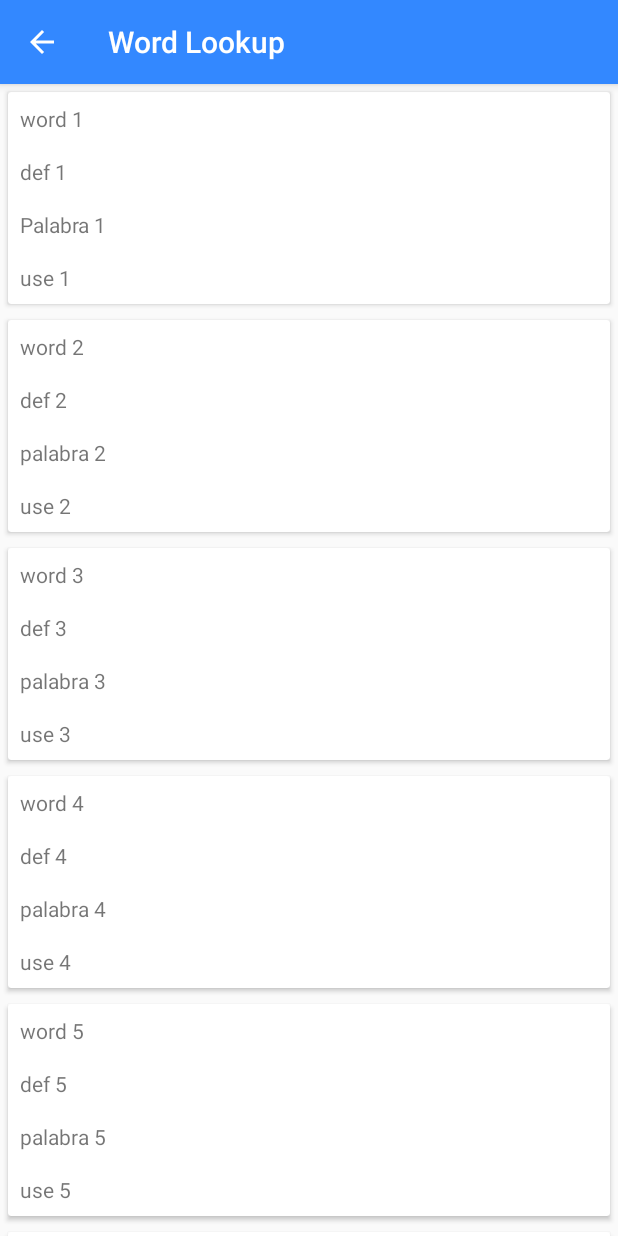
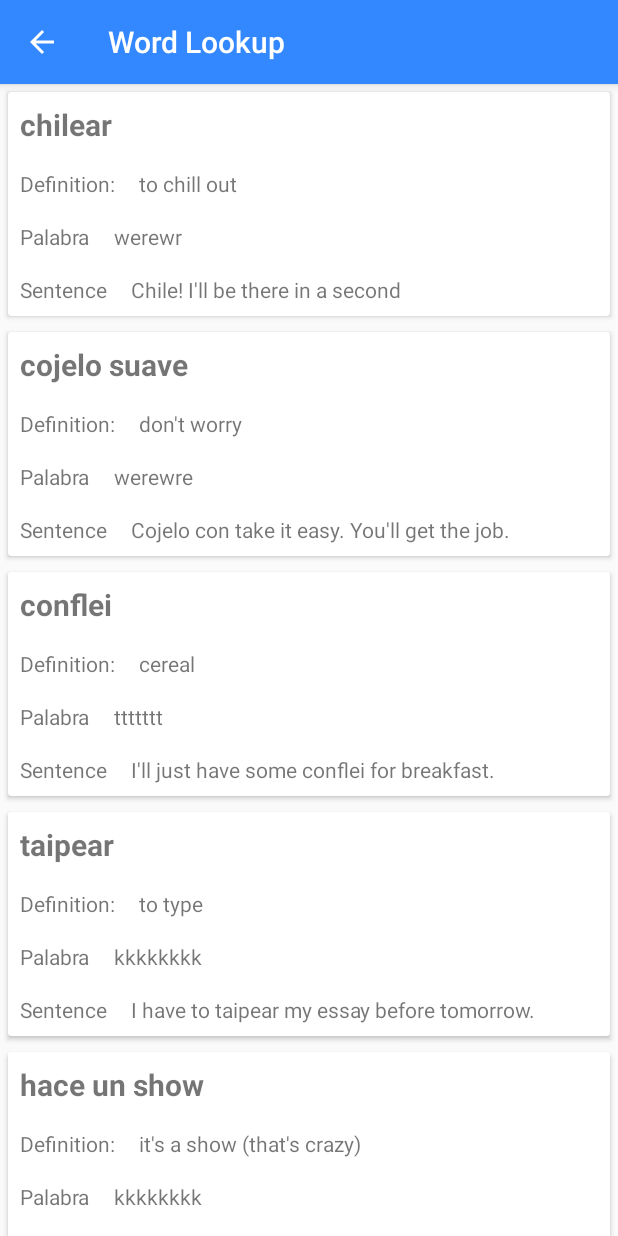
Before and after one commit to Jmiller1294/spanglish-dictionary, an Android app: the screen it shows after launch (WordLookupActivity), after a tap on "Word Lookup", on a phone screen of 412 x 824 dp. Run offline under Robolectric (Android 15) with nearby library versions, the phone set to English and light mode, and no system bars; our stand-ins replace Room's generated code.

Commit message:
Add files via upload

```diff
--- a/src/main/AndroidManifest.xml
+++ b/src/main/AndroidManifest.xml
@@ -17,17 +17,28 @@
             android:name=".CustomReceiver"
             android:enabled="true"
             android:exported="true"></receiver>
-
-        <activity
-            android:name=".AddWordActivity"
-            android:exported="false" />
         <activity
             android:name=".SavedWordsActivity"
-            android:exported="false" />
+            android:exported="false"
+            android:label="Saved Words"
+            android:parentActivityName=".MainActivity">
+            <meta-data
+                android:name="android.support.PARENT_ACTIVITY"
+                android:value=".MainActivity" />
+        </activity>
         <activity
             android:name=".WordLookupActivity"
             android:exported="false"
             android:label="Word Lookup"
+            android:parentActivityName=".MainActivity">
+            <meta-data
+                android:name="android.support.PARENT_ACTIVITY"
+                android:value=".MainActivity" />
+        </activity>
+        <activity
+            android:name=".AddWordActivity"
+            android:exported="false"
+            android:label="Add Word"
             android:parentActivityName=".MainActivity">
             <meta-data
                 android:name="android.support.PARENT_ACTIVITY"
--- a/src/main/java/com/example/spanglishdictionary/MainActivity.java
+++ b/src/main/java/com/example/spanglishdictionary/MainActivity.java
@@ -1,8 +1,13 @@
 package com.example.spanglishdictionary;
 
+import androidx.annotation.Nullable;
 import androidx.appcompat.app.AppCompatActivity;
 import androidx.core.app.ShareCompat;
+import androidx.lifecycle.Observer;
+import androidx.lifecycle.ViewModelProviders;
 import androidx.localbroadcastmanager.content.LocalBroadcastManager;
+import androidx.recyclerview.widget.LinearLayoutManager;
+import androidx.recyclerview.widget.RecyclerView;
 
 import android.content.BroadcastReceiver;
 import android.content.Context;
@@ -14,14 +19,31 @@ import android.view.View;
 import android.widget.TextView;
 import android.widget.Toast;
 
+import java.util.ArrayList;
+import java.util.List;
+
 public class MainActivity extends AppCompatActivity {
     private TextView mWordOfDay;
-
+    private RecyclerView recyclerView;
+    private ArrayList<Words> wordsData;
+    private savedWordsAdapter savedWordsAdapter;
+    private WordsViewModel mWordsViewModel;
 
     @Override
     protected void onCreate(Bundle savedInstanceState) {
         super.onCreate(savedInstanceState);
         setContentView(R.layout.activity_main);
+
+        mWordsViewModel = ViewModelProviders.of(this).get(WordsViewModel.class);
+
+        mWordsViewModel.getAllWords().observe(this, new Observer<List<Words>>() {
+            @Override
+            public void onChanged(@Nullable final List<Words> words) {
+                // Update the cached copy of the words in the adapter.
+                Log.d("word_look", words.toString());
+
+            }
+        });
 
         //initialize variables
         mWordOfDay = findViewById(R.id.word_of_day);
@@ -31,7 +53,7 @@ public class MainActivity extends AppCompatActivity {
             mWordOfDay.setText(getIntent().getStringExtra("word"));
         }
         else {
-            mWordOfDay.setText("primo");
+            mWordOfDay.setText("lonche");
         }
 
     }
--- a/src/main/java/com/example/spanglishdictionary/SavedWordsActivity.java
+++ b/src/main/java/com/example/spanglishdictionary/SavedWordsActivity.java
@@ -18,6 +18,7 @@ public class SavedWordsActivity extends AppCompatActivity {
     private ArrayList<Words> wordsData;
     private savedWordsAdapter savedWordsAdapter;
     private WordsViewModel mWordsViewModel;
+    private List<Words> words;
 
     @Override
     protected void onCreate(Bundle savedInstanceState) {
--- a/src/main/java/com/example/spanglishdictionary/WordRoomDatabase.java
+++ b/src/main/java/com/example/spanglishdictionary/WordRoomDatabase.java
@@ -51,10 +51,18 @@ public abstract class WordRoomDatabase extends RoomDatabase {
     private static class PopulateDbAsync extends AsyncTask<Void, Void, Void> {
 
         private final WordsDao mDao;
-        String[] words = {"dolphin", "crocodile", "cobra","zebra"};
-        String[] defs = {"sfsdfs", "sdfsdfsd", "ggggggg","hhhh"};
-        String[] palabras = {"werewr", "werewre", "ttttttt", "kkkkkkkk"};
-        String[] uses = {"rrrtrtr", "qwwwqwq", "svxcvxcvx", "oooooo"};
+        String[] words = {
+                "marketa",
+        };
+        String[] defs = {
+                "market",
+        };
+        String[] palabras = {
+                "werewr",
+        };
+        String[] uses = {
+                "Can you pick up some eggs at la marketa?",
+        };
 
         PopulateDbAsync(WordRoomDatabase db) {
             mDao = db.wordDao();
--- a/src/main/java/com/example/spanglishdictionary/WordsViewModel.java
+++ b/src/main/java/com/example/spanglishdictionary/WordsViewModel.java
@@ -16,7 +16,6 @@ public class WordsViewModel extends AndroidViewModel {
         super(application);
         mRepository = new WordsRepository(application);
         mAllWords = mRepository.getAllWords();
-
     }
 
     LiveData<List<Words>> getAllWords() { return mAllWords; }
--- a/src/main/res/layout/word_item.xml
+++ b/src/main/res/layout/word_item.xml
@@ -12,21 +12,52 @@
         android:id="@+id/word_item"
         android:orientation="vertical">
 
-
         <TextView
             android:id="@+id/word"
             android:text="@string/app_name"
             android:padding="8dp"
             android:layout_width="match_parent"
             android:layout_height="wrap_content"
+            android:textSize="20dp"
+            android:textStyle="bold"
+            />
+
+
+        <LinearLayout
+            android:layout_width="match_parent"
+            android:layout_height="wrap_content"
+            android:orientation="horizontal">
+
+            <TextView
+                android:id="@+id/def_label"
+                android:layout_width="wrap_content"
+                android:layout_height="wrap_content"
+                android:text="Definition:"
+                android:padding="8dp"
                 />
 
             <TextView
                 android:id="@+id/def"
-            android:layout_width="match_parent"
+                android:layout_width="wrap_content"
                 android:layout_height="wrap_content"
                 android:text="@string/app_name"
                 android:padding="8dp"
+                />
+
+
+        </LinearLayout>
+        <LinearLayout
+            android:layout_width="match_parent"
+            android:layout_height="wrap_content"
+            android:orientation="horizontal">
+
+            <TextView
+                android:id="@+id/palabra_label"
+                android:layout_width="wrap_content"
+                android:layout_height="wrap_content"
+                android:text="Palabra"
+                android:padding="8dp"
+                android:paddingLeft="15dp"
                 />
 
             <TextView
@@ -37,6 +68,21 @@
                 android:text="@string/app_name"
                 />
 
+
+        </LinearLayout>
+        <LinearLayout
+            android:layout_width="match_parent"
+            android:layout_height="wrap_content"
+            android:orientation="horizontal">
+
+            <TextView
+                android:id="@+id/use_label"
+                android:layout_width="wrap_content"
+                android:layout_height="wrap_content"
+                android:text="Sentence"
+                android:padding="8dp"
+                />
+
             <TextView
                 android:id="@+id/use"
                 android:layout_width="match_parent"
@@ -44,6 +90,10 @@
                 android:text="@string/app_name"
                 android:padding="8dp"
                 />
+
+
+        </LinearLayout>
+
     </LinearLayout>
 
 
--- a/src/main/res/values/strings.xml
+++ b/src/main/res/values/strings.xml
@@ -5,44 +5,65 @@
     <string name="add_word_button">Add Word</string>
 
     <string-array name="word_of_day_list">
-        <item>word 1</item>
-        <item>word 2</item>
-        <item>word 3</item>
-        <item>word 4</item>
-        <item>word 5</item>
-        <item>word 6</item>
+        <item>chilear</item>
+        <item>cojelo suave</item>
+        <item>conflei</item>
+        <item>taipear</item>
+        <item>hace un show</item>
+        <item>Googlear</item>
+        <item>janguear</item>
+        <item>lonche</item>
+        <item>pari</item>
+        <item>pero like</item>
     </string-array>
 
     <string-array name="word_list">
-        <item>word 1</item>
-        <item>word 2</item>
-        <item>word 3</item>
-        <item>word 4</item>
-        <item>word 5</item>
-        <item>word 6</item>
+        <item>chilear</item>
+        <item>cojelo suave</item>
+        <item>conflei</item>
+        <item>taipear</item>
+        <item>hace un show</item>
+        <item>Googlear</item>
+        <item>janguear</item>
+        <item>lonche</item>
+        <item>pari</item>
+        <item>pero like</item>
     </string-array>
     <string-array name="def_list">
-        <item>def 1</item>
-        <item>def 2</item>
-        <item>def 3</item>
-        <item>def 4</item>
-        <item>def 5</item>
-        <item>def 6</item>
+        <item>to chill out</item>
+        <item>don\'t worry</item>
+        <item>cereal</item>
+        <item>to type</item>
+        <item>it\'s a show (that\'s crazy)</item>
+        <item>to search on Google</item>
+        <item>hang out</item>
+        <item>lunch</item>
+        <item>party</item>
+        <item>but like</item>
     </string-array>
     <string-array name="palabra_list">
-        <item>Palabra 1</item>
-        <item>palabra 2</item>
-        <item>palabra 3</item>
-        <item>palabra 4</item>
-        <item>palabra 5</item>
-        <item>palabra 6</item>
+        <item>werewr</item>
+        <item>werewre</item>
+        <item>ttttttt</item>
+        <item>kkkkkkkk</item>
+        <item>kkkkkkkk</item>
+        <item>kkkkkkkk</item>
+        <item>kkkkkkkk</item>
+        <item>kkkkkkkk</item>
+        <item>kkkkkkkk</item>
+        <item>kkkkkkkk</item>
     </string-array>
+
     <string-array name="use_list">
-        <item>use 1</item>
-        <item>use 2</item>
-        <item>use 3</item>
-        <item>use 4</item>
-        <item>use 5</item>
-        <item>use 6</item>
+        <item>Chile! I\'ll be there in a second</item>
+        <item>Cojelo con take it easy. You\'ll get the job.</item>
+        <item>I\'ll just have some conflei for breakfast.</item>
+        <item>I have to taipear my essay before tomorrow.</item>
+        <item>They broke up again? Es un show!</item>
+        <item>Googleamos where the restaurant is.</item>
+        <item>I\'m bored. Wanna janguear?</item>
+        <item>Let\'s get lonche before we finish shopping.</item>
+        <item>¡Vamos! My friend\'s having a pari!</item>
+        <item>I wanted to go out, pero like my parents said no</item>
     </string-array>
 </resources>
```
Lines whose indentation alone changed are shown as unchanged.
